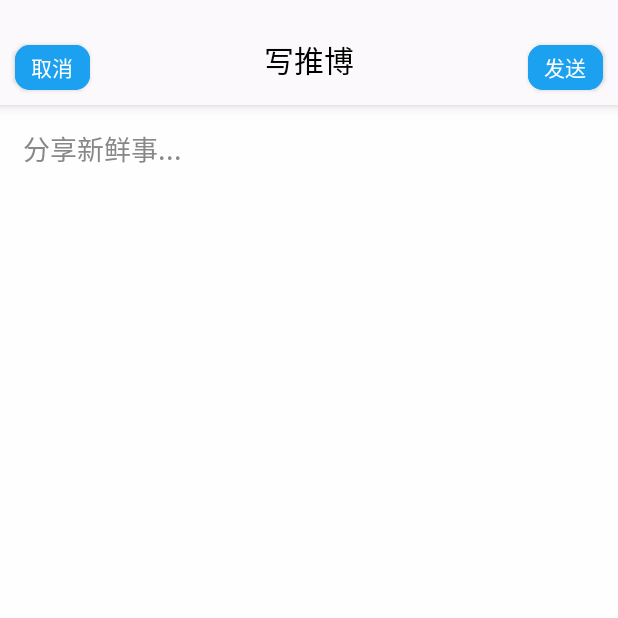
After one commit to DevotionInori/Twibber, an Android app: the AddTwibber screen opened directly, with no data from a screen before it, on a phone screen of 412 x 824 dp, the top half of it. The commit adds this screen. Run offline under Robolectric (Android 15) with nearby library versions, the phone set to English and light mode, and no system bars.

Commit message:
发推博

```diff
--- /dev/null
+++ b/app/src/main/java/com/SydShp/twibber/AddTwibber.java
@@ -0,0 +1,38 @@
+package com.SydShp.twibber;
+
+import androidx.appcompat.app.AppCompatActivity;
+
+import android.graphics.Color;
+import android.os.Bundle;
+import android.view.View;
+import android.widget.Button;
+
+public class AddTwibber extends AppCompatActivity {
+
+    private Button cancel;
+    private Button publicTb;
+
+    @Override
+    protected void onCreate(Bundle savedInstanceState) {
+        super.onCreate(savedInstanceState);
+        setContentView(R.layout.activity_add_twibber);
+
+        getWindow().getDecorView().setSystemUiVisibility(View.SYSTEM_UI_FLAG_LAYOUT_FULLSCREEN|View.SYSTEM_UI_FLAG_LIGHT_STATUS_BAR);
+        getWindow().setStatusBarColor(Color.TRANSPARENT);
+
+        init();
+
+        cancel.setOnClickListener(new View.OnClickListener() {
+            @Override
+            public void onClick(View v) {
+                AddTwibber.this.finish();
+            }
+        });
+
+    }
+
+    private void init(){
+        cancel=findViewById(R.id.btn_cancel);
+        publicTb=findViewById(R.id.btn_public);
+    }
+}
--- a/app/src/main/java/com/SydShp/twibber/QuickAdapter.java
+++ b/app/src/main/java/com/SydShp/twibber/QuickAdapter.java
@@ -10,10 +10,11 @@ import android.widget.Toast;
 
 import androidx.recyclerview.widget.RecyclerView;
 
+import java.io.Serializable;
 import java.util.List;
 
 // ① 创建Adapter
-public abstract class QuickAdapter<T> extends RecyclerView.Adapter<QuickAdapter.VH>{
+public abstract class QuickAdapter<T> extends RecyclerView.Adapter<QuickAdapter.VH> implements Serializable {
 
     private RecyclerView mRecyclerView;
 
--- a/app/src/main/java/com/SydShp/twibber/ViewPagerTitle.java
+++ b/app/src/main/java/com/SydShp/twibber/ViewPagerTitle.java
@@ -78,7 +78,7 @@ public class ViewPagerTitle extends LinearLayout {
         for (int i = 0; i < titles.length; i++) {
             TextView textView = new TextView(getContext());
             textView.setText(titles[i]);
-            textView.setTextColor(Color.GRAY);
+            textView.setTextColor(Color.WHITE);
             textView.setTextSize(18);
             textView.setLayoutParams(params);
             textView.setGravity(Gravity.CENTER);
@@ -99,7 +99,7 @@ public class ViewPagerTitle extends LinearLayout {
                     ((TextView) v).setTextColor(Color.BLACK);
                     ((TextView) v).setTextSize(22);
                 } else {
-                    textViews.get(i).setTextColor(Color.GRAY);
+                    textViews.get(i).setTextColor(Color.WHITE);
                     textViews.get(i).setTextSize(18);
                 }
             }
@@ -117,7 +117,7 @@ public class ViewPagerTitle extends LinearLayout {
                 textViews.get(i).setTextColor(Color.BLACK);
                 textViews.get(i).setTextSize(20);
             } else {
-                textViews.get(i).setTextColor(Color.GRAY);
+                textViews.get(i).setTextColor(Color.WHITE);
                 textViews.get(i).setTextSize(18);
             }
         }
--- /dev/null
+++ b/app/src/main/res/drawable/btn_bg_blue.xml
@@ -0,0 +1,16 @@
+<?xml version="1.0" encoding="utf-8"?>
+<ripple xmlns:android="http://schemas.android.com/apk/res/android"
+    android:color="#2221272B">
+    <item android:state_pressed="true">
+        <shape android:shape="rectangle">
+            <solid android:color="@color/colorPrimaryDark"/>
+            <corners android:radius="10dp"/>
+        </shape>
+    </item>
+    <item android:state_pressed="false">
+        <shape android:shape="rectangle">
+            <solid android:color="@color/colorPrimaryDark"/>
+            <corners android:radius="10dp"/>
+        </shape>
+    </item>
+</ripple>
--- /dev/null
+++ b/app/src/main/res/drawable/edit_cursor.xml
@@ -0,0 +1,5 @@
+<?xml version="1.0" encoding="utf-8"?>
+<shape xmlns:android="http://schemas.android.com/apk/res/android" >
+    <solid android:color="@color/colorPrimaryDark" />
+    <size android:width="2dp"/>
+</shape>
--- /dev/null
+++ b/app/src/main/res/layout/activity_add_twibber.xml
@@ -0,0 +1,65 @@
+<?xml version="1.0" encoding="utf-8"?>
+<androidx.constraintlayout.widget.ConstraintLayout xmlns:android="http://schemas.android.com/apk/res/android"
+    xmlns:app="http://schemas.android.com/apk/res-auto"
+    xmlns:tools="http://schemas.android.com/tools"
+    android:layout_width="match_parent"
+    android:layout_height="match_parent"
+    tools:context=".AddTwibber"
+    android:background="#FFFEFF">
+
+    <androidx.constraintlayout.widget.ConstraintLayout
+        android:id="@+id/add_head"
+        android:layout_width="match_parent"
+        android:layout_height="70dp"
+        app:layout_constraintTop_toTopOf="parent"
+        android:background="#FBF9FB"
+        android:translationZ="5dp">
+
+        <Button
+            android:id="@+id/btn_cancel"
+            android:layout_width="50dp"
+            android:layout_height="30dp"
+            android:text="取消"
+            android:textColor="#FFFFFF"
+            android:background="@drawable/btn_bg_blue"
+            app:layout_constraintLeft_toLeftOf="parent"
+            app:layout_constraintBottom_toBottomOf="parent"
+            android:layout_margin="10dp"/>
+
+        <TextView
+            android:layout_width="wrap_content"
+            android:layout_height="30dp"
+            android:text="写推博"
+            android:textSize="20dp"
+            android:textColor="#000000"
+            app:layout_constraintRight_toRightOf="parent"
+            app:layout_constraintLeft_toLeftOf="parent"
+            app:layout_constraintBottom_toBottomOf="parent"
+            android:layout_marginBottom="15dp"/>
+
+        <Button
+            android:id="@+id/btn_public"
+            android:layout_width="50dp"
+            android:layout_height="30dp"
+            android:text="发送"
+            android:textColor="#FFFFFF"
+            android:gravity="center"
+            android:layout_margin="10dp"
+            app:layout_constraintBottom_toBottomOf="parent"
+            app:layout_constraintRight_toRightOf="parent"
+            android:background="@drawable/btn_bg_blue"/>
+
+    </androidx.constraintlayout.widget.ConstraintLayout>
+
+    <EditText
+        android:layout_width="match_parent"
+        android:layout_height="660dp"
+        android:background="@null"
+        android:gravity="top"
+        android:hint="分享新鲜事..."
+        android:padding="15dp"
+        android:textCursorDrawable="@drawable/edit_cursor"
+        android:textColorHint="#888888"
+        app:layout_constraintTop_toBottomOf="@id/add_head" />
+
+</androidx.constraintlayout.widget.ConstraintLayout>
--- a/app/src/main/res/layout/fragment_me.xml
+++ b/app/src/main/res/layout/fragment_me.xml
@@ -35,7 +35,7 @@
                 app:layout_collapseParallaxMultiplier="0.9"
                 android:fitsSystemWindows="true"/>
 
-            <com.shehuan.niv.NiceImageView
+            <com.SydShp.twibber.NiceImageView
                 android:id="@+id/me_head"
                 android:layout_width="60dp"
                 android:layout_height="60dp"
--- a/app/src/main/res/layout/twibber_item.xml
+++ b/app/src/main/res/layout/twibber_item.xml
@@ -6,7 +6,7 @@
     android:layout_height="wrap_content"
     android:background="@drawable/bg_change">
 
-    <com.shehuan.niv.NiceImageView
+    <com.SydShp.twibber.NiceImageView
         android:id="@+id/icAvatar"
         android:layout_width="40dp"
         android:layout_height="40dp"
```
Also changed, not shown: app/src/main/AndroidManifest.xml (+6 -3 lines), app/src/main/java/com/SydShp/twibber/MainActivity.java (+15 -0 lines), app/src/main/java/com/SydShp/twibber/NiceImageView.java (added, +361 -0 lines), app/src/main/res/drawable-anydpi/ic_action_add.xml (added, +14 -0 lines), app/src/main/res/layout/activity_main.xml (+14 -1 lines), app/src/main/res/drawable-hdpi/ic_action_add.png (added), app/src/main/res/drawable-mdpi/ic_action_add.png (added), app/src/main/res/drawable-xhdpi/ic_action_add.png (added), app/src/main/res/drawable-xxhdpi/ic_action_add.png (added).
